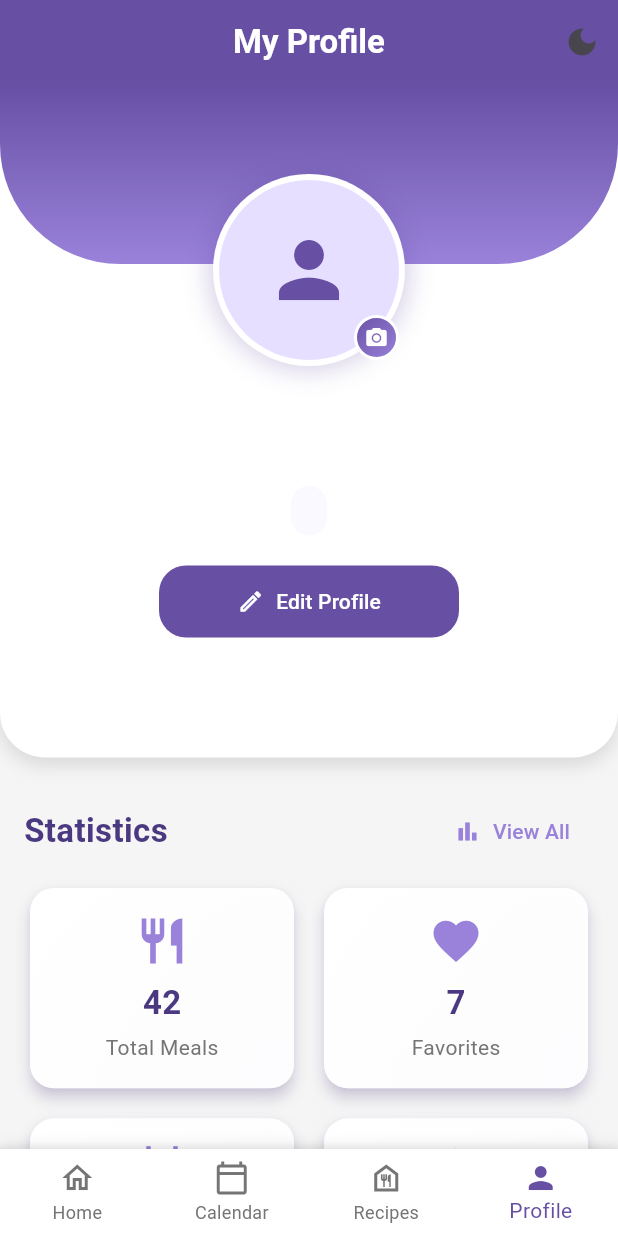
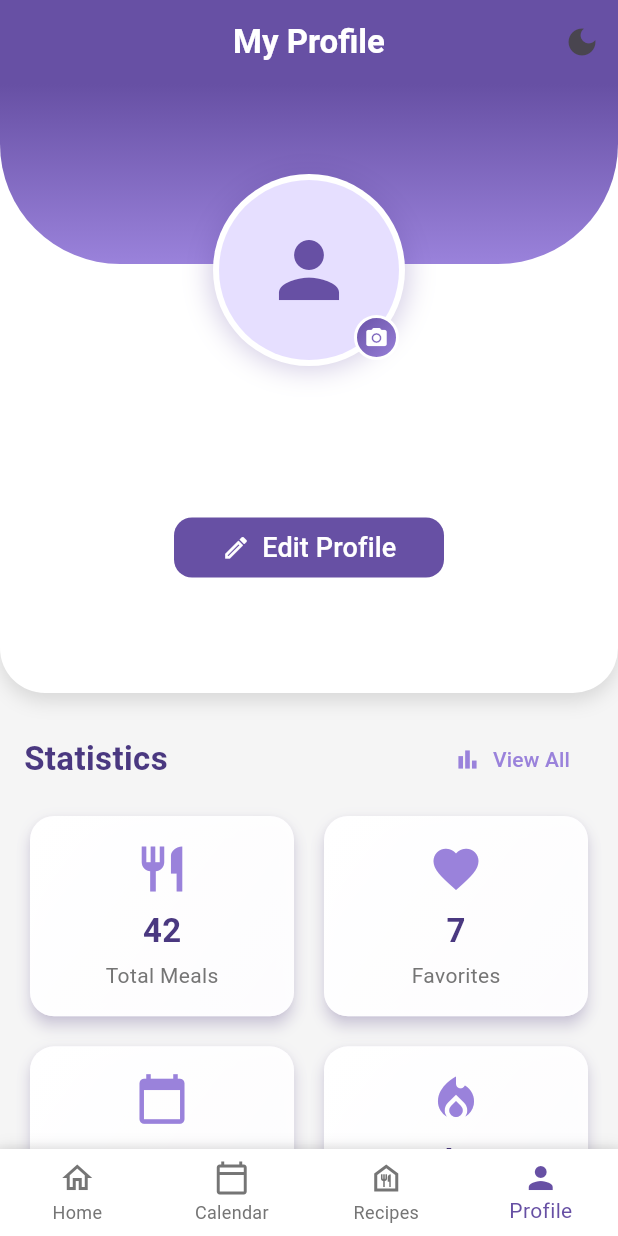
Before and after one commit to ainorjamal/meal_planner, a Flutter app: the screen it shows once a user with an empty profile is signed in, item 4 of the bottom bar chosen, on a phone screen of 412 x 824 dp. Run offline on Flutter 3.47's test engine with Material 3 defaults, Android fonts, the light colour scheme and no system bars; our stand-ins replace cloud_firestore, firebase_auth, firebase_core, firebase_storage, fluttertoast, image_picker and 1 more; accounts and stored records are empty; network calls fail.

Commit message:
style: refine profile section

```diff
--- a/lib/screens/user_profile_screen.dart
+++ b/lib/screens/user_profile_screen.dart
@@ -317,7 +317,7 @@ Widget _buildProfileHeader(String userName, String userEmail, String photoUrl) {
         ),
       ],
     ),
-    margin: EdgeInsets.only(bottom: 25),
+    margin: EdgeInsets.only(bottom: 20),
     child: Column(
       children: [
         // Top purple arc background
@@ -411,63 +411,68 @@ Widget _buildProfileHeader(String userName, String userEmail, String photoUrl) {
               ),
               SizedBox(height: 16),
 
-              // User info card
+             // User info card
               Container(
-                padding: EdgeInsets.symmetric(horizontal: 24, vertical: 20),
+                padding: EdgeInsets.symmetric(horizontal: 12, vertical: 10), // tighter all around
                 width: double.infinity,
                 child: Column(
+                  crossAxisAlignment: CrossAxisAlignment.center,
                   children: [
-                    // User name with new styling
+                    // User name
                     Text(
                       userName,
                       style: TextStyle(
-                        fontSize: 26,
-                        fontWeight: FontWeight.bold,
+                        fontSize: 21, // smaller font
+                        fontWeight: FontWeight.w600,
                         color: AppColors.primaryPurple,
-                        letterSpacing: 0.5,
+                        letterSpacing: 0.3,
                       ),
                     ),
-                    SizedBox(height: 6),
+                    SizedBox(height: 2), // super tight spacing
 
-                    // User email with subtle styling
+                    // User email
                     Container(
-                      padding: EdgeInsets.symmetric(horizontal: 12, vertical: 6),
+                      padding: EdgeInsets.symmetric(horizontal: 10, vertical: 4),
                       decoration: BoxDecoration(
-                        color: AppColors.lightPurple.withOpacity(0.2),
-                        borderRadius: BorderRadius.circular(20),
+                        color: const Color.fromARGB(255, 253, 253, 253).withOpacity(0.2),
+                        borderRadius: BorderRadius.circular(12),
                       ),
                       child: Text(
                         userEmail,
                         style: TextStyle(
-                          fontSize: 15,
+                          fontSize: 16, // smaller font
                           color: AppColors.secondaryPurple,
                           fontWeight: FontWeight.w500,
                         ),
                       ),
                     ),
-                    SizedBox(height: 20),
+                    SizedBox(height: 8), // very compact
 
-                    // Edit profile button - modernized
-                    Container(
-                      width: 200,
+                    // Edit profile button
+                    SizedBox(
+                      width: 180,
                       child: ElevatedButton.icon(
-                        icon: Icon(Icons.edit_outlined),
-                        label: Text('Edit Profile'),
+                        icon: Icon(Icons.edit_outlined, size: 19), // smaller icon
+                        label: Text(
+                          'Edit Profile',
+                          style: TextStyle(fontSize: 18), // smaller font
+                        ),
                         onPressed: () => _showEditProfileDialog(context, userName),
                         style: ElevatedButton.styleFrom(
                           backgroundColor: AppColors.primaryPurple,
                           foregroundColor: Colors.white,
-                          padding: EdgeInsets.symmetric(vertical: 14),
+                          padding: EdgeInsets.symmetric(vertical: 7), // tighter vertical
                           elevation: 0,
                           shape: RoundedRectangleBorder(
-                            borderRadius: BorderRadius.circular(18),
+                            borderRadius: BorderRadius.circular(12),
                           ),
                         ),
                       ),
                     ),
+                    SizedBox(height: 3), // minimal space at the bottom
                   ],
                 ),
-              ),
+              )
             ],
           ),
         ),
```
